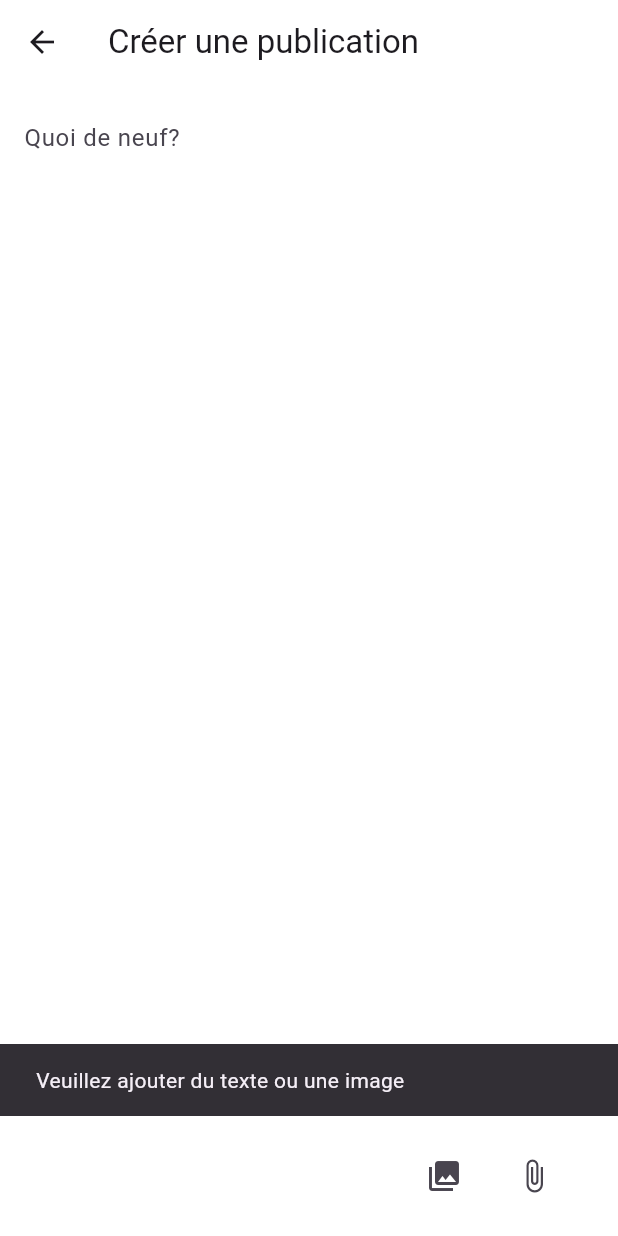
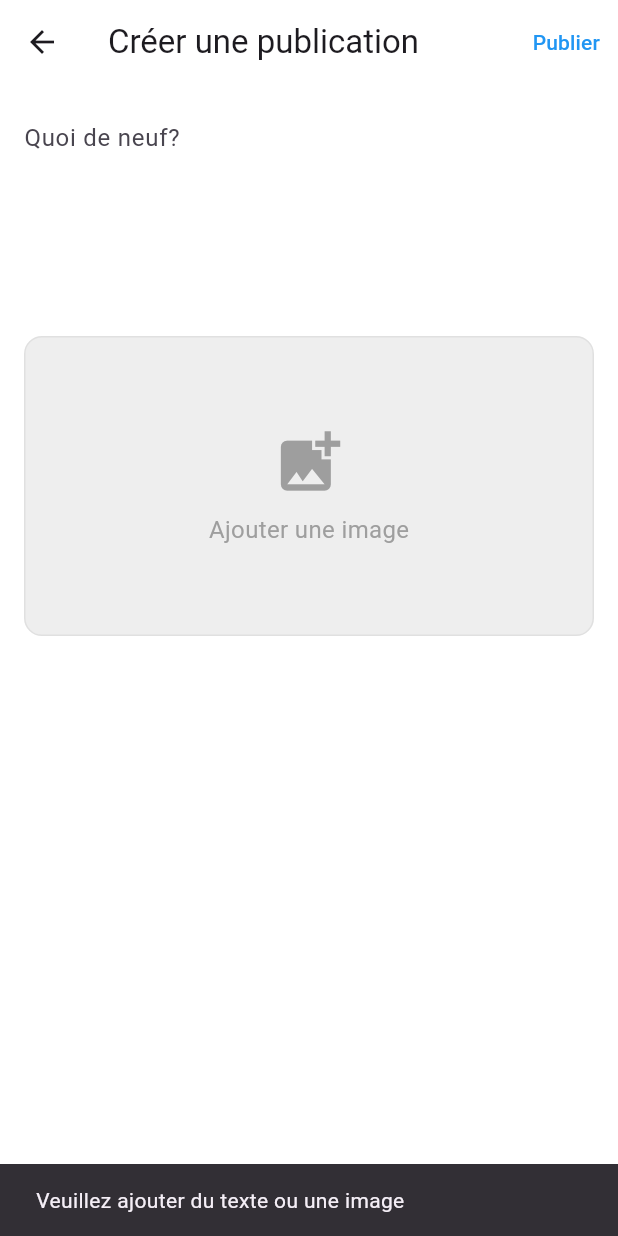
Before and after one commit to itsaliiiiiiii/PedagoNet, a Flutter app: the CreatePostPage screen opened directly with empty values, after a tap on "Publier", on a phone screen of 412 x 824 dp. Run offline on Flutter 3.47's test engine with Material 3 defaults, Android fonts, the phone set to English and light mode, and no system bars; our stand-ins replace image_picker; missing offline and left inert: dart:ffi.

Commit message:
link CreatePostPage with Backend

```diff
--- a/frontMobile/social_media_app/lib/models/PostModel.dart
+++ b/frontMobile/social_media_app/lib/models/PostModel.dart
@@ -1,4 +1,5 @@
 class PostModel {
+  final String postId;
   final String name;
   final String role;
   final String time;
@@ -8,6 +9,7 @@ class PostModel {
   final bool isLiked;
 
   PostModel({
+    required this.postId,
     required this.name,
     required this.role,
     required this.time,
--- a/frontMobile/social_media_app/lib/screens/CreatePostPage.dart
+++ b/frontMobile/social_media_app/lib/screens/CreatePostPage.dart
@@ -1,7 +1,6 @@
 import 'dart:io';
 import 'package:flutter/material.dart';
-// import 'package:image_picker/image_picker.dart';
-// import 'package:file_picker/file_picker.dart';
+import 'package:image_picker/image_picker.dart';
 import 'package:http/http.dart' as http;
 import 'package:social_media_app/core/Api.dart';
 
@@ -16,33 +15,53 @@ class CreatePostPage extends StatefulWidget {
 
 class _CreatePostPageState extends State<CreatePostPage> {
   final TextEditingController _postController = TextEditingController();
-  final List<File> _selectedImages = [];
-  final List<File> _selectedDocs = [];
+  File? _selectedImage;
   bool _isLoading = false;
 
   Future<void> _pickImage() async {
-    // final ImagePicker picker = ImagePicker();
-    // final XFile? image = await picker.pickImage(source: ImageSource.gallery);
+    try {
+      final ImagePicker picker = ImagePicker();
 
-    // if (image != null) {
-    //   setState(() {
-    //     _selectedImages.add(File(image.path));
-    //   });
-    // }
+      final XFile? image = await picker.pickImage(
+        source: ImageSource.gallery,
+        imageQuality: 80,
+      );
+
+      if (image != null) {
+        setState(() {
+          _selectedImage = File(image.path);
+        });
+      }
+    } catch (e) {
+      ScaffoldMessenger.of(context).showSnackBar(
+        SnackBar(content: Text('Erreur lors de la sélection de l\'image: $e')),
+      );
+    }
   }
 
-  Future<void> _pickDocument() async {
-    //FilePickerResult? result = await FilePicker.platform.pickFiles();
+  Future<void> _takePicture() async {
+    try {
+      final ImagePicker picker = ImagePicker();
 
-    // if (result != null) {
-    //   setState(() {
-    //     _selectedDocs.add(File(result.files.single.path!));
-    //   });
-    // }
+      final XFile? photo = await picker.pickImage(
+        source: ImageSource.camera,
+        imageQuality: 80,
+      );
+
+      if (photo != null) {
+        setState(() {
+          _selectedImage = File(photo.path);
+        });
+      }
+    } catch (e) {
+      ScaffoldMessenger.of(context).showSnackBar(
+        SnackBar(content: Text('Erreur lors de la prise de photo: $e')),
+      );
+    }
   }
 
   Future<void> _createPost() async {
-    if (_postController.text.isEmpty && _selectedImages.isEmpty) {
+    if (_postController.text.isEmpty && _selectedImage == null) {
       ScaffoldMessenger.of(context).showSnackBar(
         const SnackBar(content: Text('Veuillez ajouter du texte ou une image')),
       );
@@ -54,39 +73,29 @@ class _CreatePostPageState extends State<CreatePostPage> {
     });
 
     try {
-      // Créer un multipart request pour envoyer des fichiers
+
       var request = http.MultipartRequest(
         'POST',
         Uri.parse('${Api.baseUrl}/posts'),
       );
 
-      // Ajouter le token d'authentification
       request.headers.addAll({
         'Authorization': 'Bearer ${widget.token}',
       });
 
-      // Ajouter le texte du post
-      request.fields['description'] = _postController.text;
+      request.fields['content'] = _postController.text;
+      request.fields['visibility'] = 'public';
 
-      // Ajouter les images
-      for (var i = 0; i < _selectedImages.length; i++) {
+
+      // Ajouter l'image si elle existe
+      if (_selectedImage != null) {
         var file = await http.MultipartFile.fromPath(
-          'images',
-          _selectedImages[i].path,
+          'attachments',
+          _selectedImage!.path,
         );
         request.files.add(file);
       }
 
-      // Ajouter les documents
-      for (var i = 0; i < _selectedDocs.length; i++) {
-        var file = await http.MultipartFile.fromPath(
-          'documents',
-          _selectedDocs[i].path,
-        );
-        request.files.add(file);
-      }
-
-      // Envoyer la requête
       var response = await request.send();
 
       if (response.statusCode == 201) {
@@ -96,7 +105,8 @@ class _CreatePostPageState extends State<CreatePostPage> {
         Navigator.pop(context, true); // Retourner true pour indiquer le succès
       } else {
         ScaffoldMessenger.of(context).showSnackBar(
-          const SnackBar(content: Text('Erreur lors de la création de la publication')),
+          const SnackBar(
+              content: Text('Erreur lors de la création de la publication')),
         );
       }
     } catch (e) {
@@ -117,140 +127,132 @@ class _CreatePostPageState extends State<CreatePostPage> {
       appBar: AppBar(
         title: const Text('Créer une publication'),
         backgroundColor: Colors.white,
-        //foregroundColor: Colors.white,
         actions: [
           TextButton(
             onPressed: _isLoading ? null : _createPost,
             child: _isLoading
-              ? const CircularProgressIndicator(color: Colors.white)
-              : const Text('Publier', style: TextStyle(color: Colors.white)),
+                ? const CircularProgressIndicator(color: Colors.blue)
+                : const Text('Publier', style: TextStyle(color: Colors.blue)),
           ),
         ],
       ),
       body: SingleChildScrollView(
         padding: const EdgeInsets.all(16),
         child: Column(
-
           crossAxisAlignment: CrossAxisAlignment.start,
           children: [
             TextField(
               controller: _postController,
-              maxLines: 8,
+              maxLines: 5,
               decoration: const InputDecoration(
                 hintText: 'Quoi de neuf?',
                 border: InputBorder.none,
               ),
             ),
-            if (_selectedImages.isNotEmpty) ...[
             const SizedBox(height: 16),
-              const Text(
-                'Images',
-                style: TextStyle(fontWeight: FontWeight.bold),
-              ),
-              const SizedBox(height: 8),
-              SizedBox(
-                height: 100,
-                child: ListView.builder(
-                  scrollDirection: Axis.horizontal,
-                  itemCount: _selectedImages.length,
-                  itemBuilder: (context, index) {
-                    return Stack(
+            if (_selectedImage != null) ...[
+              ClipRRect(
+                borderRadius: BorderRadius.circular(12),
+                child: Stack(
                   children: [
-                        Container(
-                          margin: const EdgeInsets.only(right: 8),
-                          width: 100,
-                          height: 100,
-                          decoration: BoxDecoration(
-                            borderRadius: BorderRadius.circular(8),
-                            image: DecorationImage(
-                              image: FileImage(_selectedImages[index]),
+                    Image.file(
+                      _selectedImage!,
+                      width: double.infinity,
+                      height: 300,
                       fit: BoxFit.cover,
                     ),
-                          ),
-                        ),
                     Positioned(
-                          top: 0,
+                      top: 8,
                       right: 8,
                       child: GestureDetector(
                         onTap: () {
                           setState(() {
-                                _selectedImages.removeAt(index);
+                            _selectedImage = null;
                           });
                         },
                         child: Container(
-                              padding: const EdgeInsets.all(2),
+                          padding: const EdgeInsets.all(4),
                           decoration: const BoxDecoration(
-                                color: Colors.red,
+                            color: Colors.black54,
                             shape: BoxShape.circle,
                           ),
                           child: const Icon(
                             Icons.close,
-                                size: 16,
+                            size: 20,
                             color: Colors.white,
                           ),
                         ),
                       ),
                     ),
                   ],
-                    );
-                  },
+                ),
+              ),
+            ] else ...[
+              // Afficher une zone pour ajouter une image
+              GestureDetector(
+                onTap: _showImageSourceOptions,
+                child: Container(
+                  width: double.infinity,
+                  height: 200,
+                  decoration: BoxDecoration(
+                    color: Colors.grey[200],
+                    borderRadius: BorderRadius.circular(12),
+                    border: Border.all(color: Colors.grey[300]!),
+                  ),
+                  child: Column(
+                    mainAxisAlignment: MainAxisAlignment.center,
+                    children: const [
+                      Icon(
+                        Icons.add_photo_alternate,
+                        size: 50,
+                        color: Colors.grey,
+                      ),
+                      SizedBox(height: 8),
+                      Text(
+                        'Ajouter une image',
+                        style: TextStyle(
+                          color: Colors.grey,
+                          fontSize: 16,
                         ),
                       ),
                     ],
-            if (_selectedDocs.isNotEmpty) ...[
-              const SizedBox(height: 16),
-              const Text(
-                'Documents',
-                style: TextStyle(fontWeight: FontWeight.bold),
                   ),
-              const SizedBox(height: 8),
-              ListView.builder(
-                shrinkWrap: true,
-                physics: const NeverScrollableScrollPhysics(),
-                itemCount: _selectedDocs.length,
-                itemBuilder: (context, index) {
-                  final fileName = _selectedDocs[index].path.split('/').last;
-                  return ListTile(
-                    leading: const Icon(Icons.insert_drive_file),
-                    title: Text(fileName),
-                    trailing: IconButton(
-                      icon: const Icon(Icons.close),
-                      onPressed: () {
-                        setState(() {
-                          _selectedDocs.removeAt(index);
-                        });
-                      },
                 ),
-                  );
-                },
               ),
             ],
           ],
         ),
       ),
-      bottomNavigationBar: BottomAppBar(
-        color: Colors.white,
-  child: Padding(
-    padding: const EdgeInsets.symmetric(horizontal: 16, vertical: 8),
-    child: Row(
-      mainAxisAlignment: MainAxisAlignment.end, // Aligne à droite
+    );
+  }
+
+  void _showImageSourceOptions() {
+    showModalBottomSheet(
+      context: context,
+      builder: (context) {
+        return SafeArea(
+          child: Wrap(
             children: [
-        IconButton(
-          icon: const Icon(Icons.photo_library),
-          onPressed: _pickImage,
-          tooltip: 'Ajouter une photo',
+              ListTile(
+                leading: const Icon(Icons.photo_library),
+                title: const Text('Galerie'),
+                onTap: () {
+                  Navigator.of(context).pop();
+                  _pickImage();
+                },
               ),
-        const SizedBox(width: 12), // Espace entre les icônes
-        IconButton(
-          icon: const Icon(Icons.attach_file),
-          onPressed: _pickDocument,
-          tooltip: 'Ajouter un document',
+              ListTile(
+                leading: const Icon(Icons.camera_alt),
+                title: const Text('Appareil photo'),
+                onTap: () {
+                  Navigator.of(context).pop();
+                  _takePicture();
+                },
               ),
             ],
           ),
-  ),
-),
-
+        );
+      },
     );
   }
 }
--- a/frontMobile/social_media_app/lib/screens/LoginPage.dart
+++ b/frontMobile/social_media_app/lib/screens/LoginPage.dart
@@ -17,7 +17,7 @@ class LoginPage extends StatelessWidget {
         'x-client-type': 'mobile',
       },
       body: json.encode({
-        'email': 'test.student2@test.com',
+        'email': 'test.student@test.com',
         'password': 'test123',
       }),
     );
--- a/frontMobile/social_media_app/pubspec.yaml
+++ b/frontMobile/social_media_app/pubspec.yaml
@@ -31,6 +31,10 @@ dependencies:
   flutter:
     sdk: flutter
   http:
+  image_picker: ^0.8.9
+
+  flutter_plugin_android_lifecycle: ^2.0.15
+
 
   # The following adds the Cupertino Icons font to your application.
   # Use with the CupertinoIcons class for iOS style icons.
```
Also changed, not shown: frontMobile/social_media_app/lib/screens/HomePage.dart (+10 -14 lines), frontMobile/social_media_app/lib/screens/PostDetails.dart (+41 -26 lines), frontMobile/social_media_app/lib/screens/ProfilePage.dart (+26 -25 lines), frontMobile/social_media_app/lib/widgets/homePage/Post/Post.dart (+37 -22 lines), frontMobile/social_media_app/pubspec.lock, 9 other files. Lines whose indentation alone changed are shown as unchanged.
